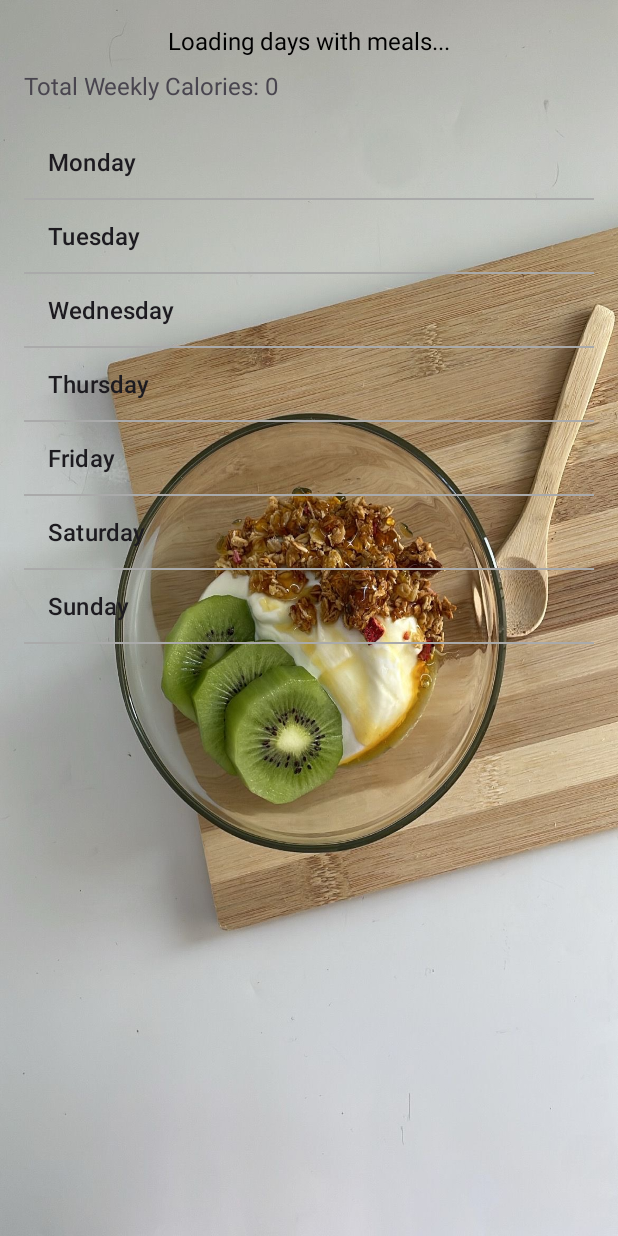
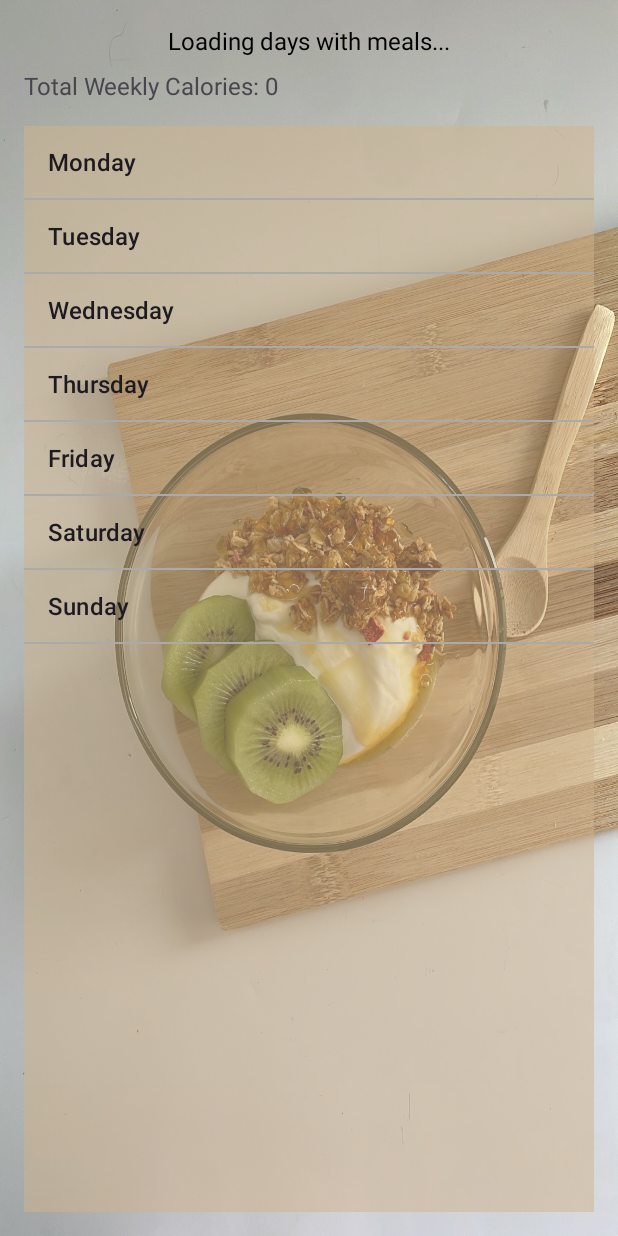
Before and after one commit to amirzach/MindBodyEarthMK3, an Android app: the MealPlanActivity screen opened directly, with no data from a screen before it, on a phone screen of 412 x 824 dp. Run offline under Robolectric (Android 15) with nearby library versions, the phone set to English and light mode, and no system bars; our stand-ins replace Room's generated code.

Commit message:
added bg for list view teehee :3

```diff
--- a/app/src/main/res/layout/activity_meal_plan.xml
+++ b/app/src/main/res/layout/activity_meal_plan.xml
@@ -31,6 +31,7 @@
         android:layout_height="0dp"
         android:layout_weight="1"
         android:divider="@android:color/darker_gray"
+        android:background="#80D2B48C"
         android:dividerHeight="1dp" />
 
 </LinearLayout>
```
